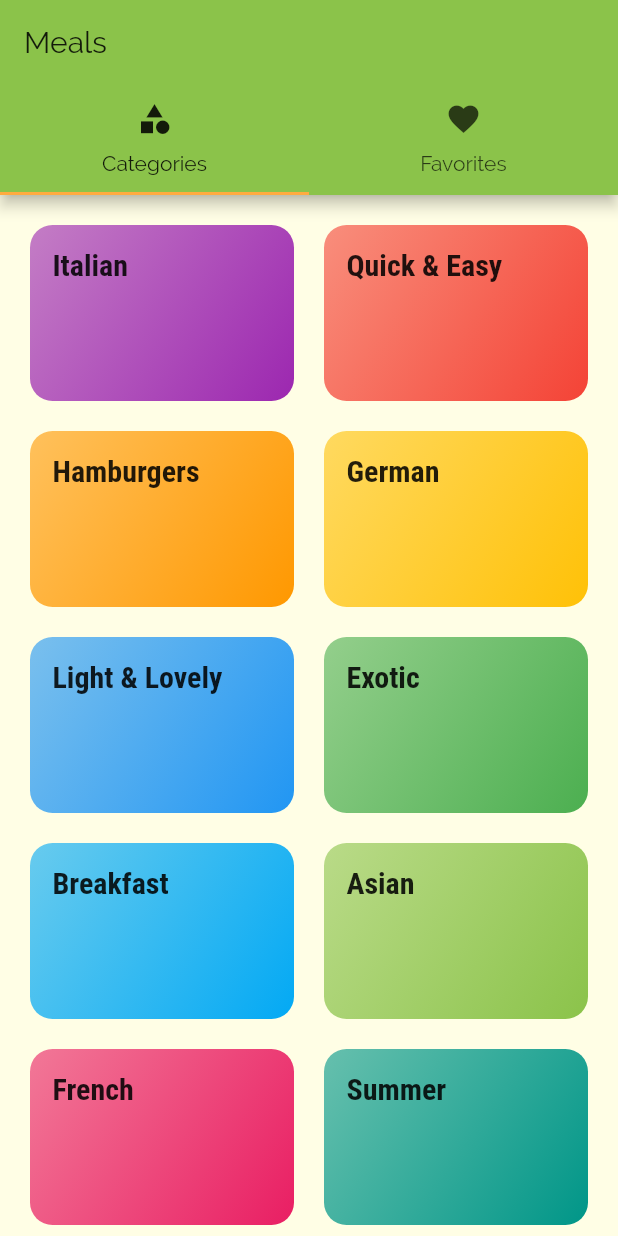
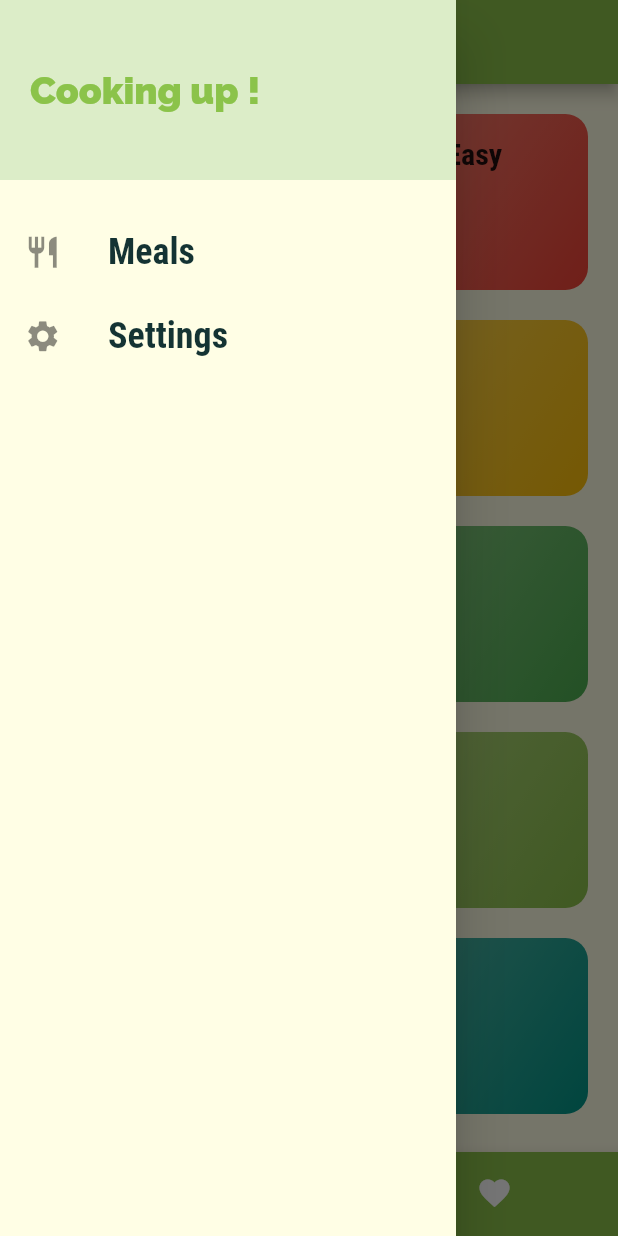
Before and after one commit to inisoultani/flutter-meals, a Flutter app: the screen it shows after launch, with the side drawer open (before the commit the screen has no drawer), on a phone screen of 412 x 824 dp. Run offline on Flutter 3.47's test engine with Material 2 defaults, Android fonts, the phone set to English and light mode, and no system bars.

Commit message:
working drawer

```diff
--- a/lib/screens/tabs_screen.dart
+++ b/lib/screens/tabs_screen.dart
@@ -1,6 +1,7 @@
 import 'package:flutter/material.dart';
 import 'package:flutter_meals/screens/category_screen.dart';
 import 'package:flutter_meals/screens/favorite_screen.dart';
+import 'package:flutter_meals/widgets/main_drawer.dart';
 
 class TabsScreen extends StatefulWidget {
   const TabsScreen({Key? key}) : super(key: key);
@@ -10,26 +11,45 @@ class TabsScreen extends StatefulWidget {
 }
 
 class _TabsScreenState extends State<TabsScreen> {
+  List<Map<String, Object>> _pages = [
+    {'page' : CategoryScreen(), 'title' : "Category"},
+    {'page' : FavoriteScreen(), 'title' : "Favorite"}
+  ];
+
+  int _selectedIndexPage = 0;
+
+  void _selectPage(int idx) {
+    setState(() {
+      this._selectedIndexPage = idx;
+    });
+  }
+
   @override
   Widget build(BuildContext context) {
-    return DefaultTabController(
-      initialIndex: 0,
-      length: 2,
-      child: Scaffold(
-        appBar: AppBar(
-          title: Text('Meals'),
-          bottom: TabBar(
-            tabs: [
-              Tab(icon : Icon(Icons.category), text: 'Categories',),
-              Tab(icon : Icon(Icons.favorite), text: 'Favorites',),
-            ],
+    return Scaffold(
+      drawer: MainDrawer(),
+      appBar: AppBar(
+        title: Text(this._pages[this._selectedIndexPage]['title'] as String),
+      ),
+      body: this._pages[this._selectedIndexPage]['page'] as Widget,
+      bottomNavigationBar: BottomNavigationBar(
+        onTap: this._selectPage,
+        backgroundColor: Theme.of(context).primaryColor,
+        unselectedItemColor: Colors.white,
+        selectedItemColor: Theme.of(context).accentColor,
+        currentIndex: this._selectedIndexPage,
+        type : BottomNavigationBarType.shifting,
+        items: [
+          BottomNavigationBarItem(
+            backgroundColor: Theme.of(context).primaryColor,
+            icon: Icon(Icons.category), title: Text('Categories')
           ),
-        ),
-        body: TabBarView(children: [
-          CategoryScreen(),
-          FavoriteScreen()
-        ],),
-      )
+          BottomNavigationBarItem(
+            backgroundColor: Theme.of(context).primaryColor,
+            icon: Icon(Icons.favorite), title: Text('Favorites')
+          ),
+        ],
+      ),
     );
   }
 }
--- /dev/null
+++ b/lib/widgets/main_drawer.dart
@@ -0,0 +1,52 @@
+import 'package:flutter/material.dart';
+
+class MainDrawer extends StatelessWidget {
+  const MainDrawer({Key? key}) : super(key: key);
+
+  Widget buildListTile(String text, IconData iconData) {
+    return ListTile(
+      leading: Icon(iconData, size: 25,),
+      title: Text(
+        text,
+        style: TextStyle(
+          fontFamily: 'RobotoCondensed',
+          fontSize: 24,
+          fontWeight: FontWeight.bold,
+        ),
+      ),
+      onTap: selectDrawerMenu,
+    );
+  }
+
+  void selectDrawerMenu() {}
+
+  @override
+  Widget build(BuildContext context) {
+    return Drawer(
+      child: Column(
+        children: [
+          Container(
+            height: 120,
+            width: double.infinity,
+            padding: EdgeInsets.all(20),
+            alignment: Alignment.centerLeft,
+            color: Theme.of(context).primaryColorLight,
+            child: Text(
+              'Cooking up !',
+              style:
+                  TextStyle(
+                    fontWeight: FontWeight.w900,
+                    fontFamily: 'Raleway',
+                    color: Theme.of(context).primaryColor,
+                    fontSize: 25,
+                  ),
+            ),
+          ),
+          SizedBox(height: 20),
+          this.buildListTile('Meals', Icons.restaurant),
+          this.buildListTile('Settings', Icons.settings),
+        ],
+      ),
+    );
+  }
+}
```
